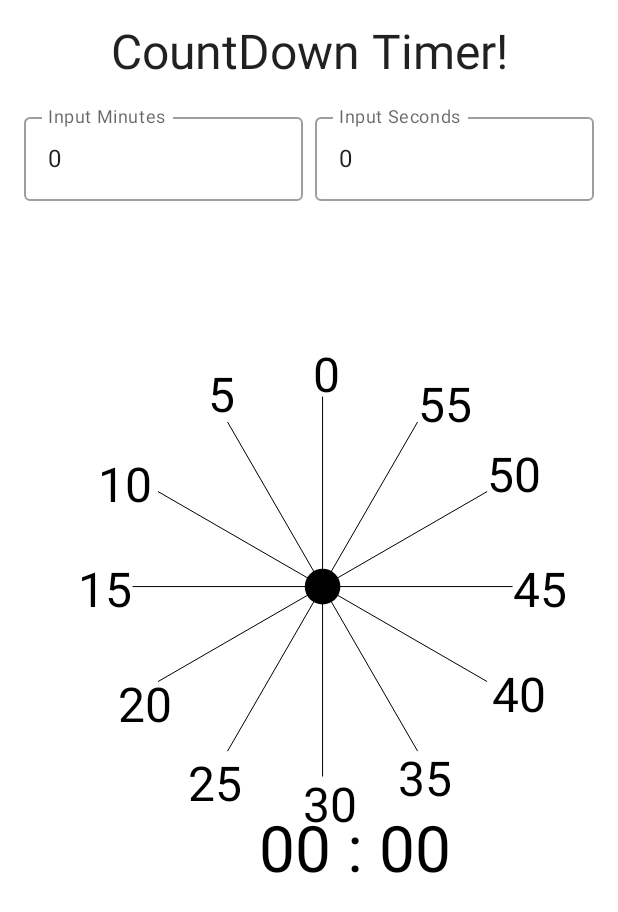
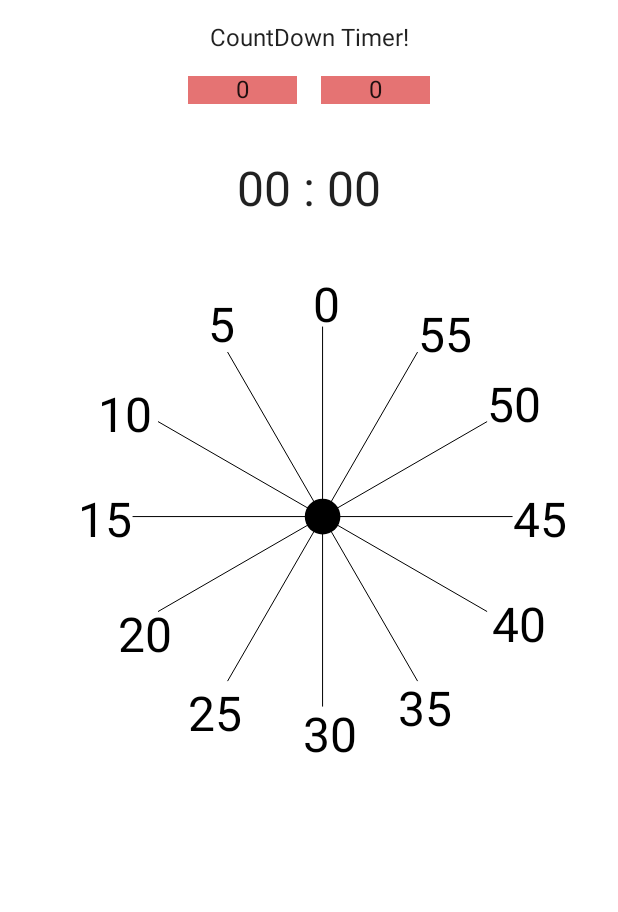
Before and after one commit to leeyookyoung/CountDownTimerForADC, an Android app built with Jetpack Compose: the screen it shows after launch (MainActivity), on a phone screen of 412 x 824 dp. Shown: the top 912 px of the screen. Run offline under Robolectric (Android 15) with nearby library versions, the phone set to English and light mode, and no system bars.

Commit message:
version 4

```diff
--- a/app/src/main/java/com/example/androiddevchallenge/MainActivity.kt
+++ b/app/src/main/java/com/example/androiddevchallenge/MainActivity.kt
@@ -22,19 +22,22 @@ import androidx.appcompat.app.AppCompatActivity
 import androidx.compose.animation.AnimatedVisibility
 import androidx.compose.animation.ExperimentalAnimationApi
 import androidx.compose.foundation.Canvas
+import androidx.compose.foundation.background
+import androidx.compose.foundation.clickable
+import androidx.compose.foundation.layout.Box
 import androidx.compose.foundation.layout.Column
 import androidx.compose.foundation.layout.Row
 import androidx.compose.foundation.layout.Spacer
-import androidx.compose.foundation.layout.fillMaxHeight
 import androidx.compose.foundation.layout.fillMaxSize
 import androidx.compose.foundation.layout.fillMaxWidth
 import androidx.compose.foundation.layout.height
 import androidx.compose.foundation.layout.padding
 import androidx.compose.foundation.layout.width
-import androidx.compose.foundation.text.KeyboardOptions
 import androidx.compose.material.Button
+import androidx.compose.material.Divider
+import androidx.compose.material.DropdownMenu
+import androidx.compose.material.DropdownMenuItem
 import androidx.compose.material.MaterialTheme
-import androidx.compose.material.OutlinedTextField
 import androidx.compose.material.Surface
 import androidx.compose.material.Text
 import androidx.compose.runtime.Composable
@@ -49,7 +52,7 @@ import androidx.compose.ui.graphics.Path
 import androidx.compose.ui.graphics.drawscope.Stroke
 import androidx.compose.ui.graphics.drawscope.drawIntoCanvas
 import androidx.compose.ui.graphics.nativeCanvas
-import androidx.compose.ui.text.input.KeyboardType
+import androidx.compose.ui.text.style.TextAlign
 import androidx.compose.ui.tooling.preview.Preview
 import androidx.compose.ui.unit.dp
 import androidx.compose.ui.unit.sp
@@ -80,10 +83,8 @@ fun MyApp(countDownViewModel: CountDownViewModel) {
         countDownSec = countDownViewModel.countDownSec,
         countDownStarted = countDownViewModel.countDownStarted,
         buttonExpanded = countDownViewModel.buttonExpanded,
-        wrongNumberExpanded = countDownViewModel.wrongNumberExpanded,
-        setWrongNumber = countDownViewModel::setWrongNumber,
-        validationCheck = countDownViewModel::validateNumCheck,
-        onMinuteAndSecChanged = countDownViewModel::onMinuteAndSecChanged,
+        setMin = countDownViewModel::setMin,
+        setSec = countDownViewModel::setSec,
         startCountDown = countDownViewModel::startCountDown,
         stopCountDown = countDownViewModel::stopCountDown
     )
@@ -96,23 +97,19 @@ fun CountDownScreen(
     countDownSec: Int,
     countDownStarted: Boolean,
     buttonExpanded: Boolean,
-    wrongNumberExpanded: Boolean,
-    setWrongNumber: () -> Unit,
-    validationCheck: (String, String) -> Unit,
-    onMinuteAndSecChanged: (Int, Int) -> Unit,
+    setMin: (Int) -> Unit,
+    setSec: (Int) -> Unit,
     startCountDown: () -> Unit,
     stopCountDown: () -> Unit
 
 ) {
-    var countDownMinStr = remember { mutableStateOf("0") }
-    var countDownSecStr = remember { mutableStateOf("0") }
-    fun check(str1: String, str2: String) {
-        if (!str1.isEmpty()) {
-            validationCheck(str1, str2)
-        } else {
-            setWrongNumber()
-        }
-    }
+    val minDropDownMenuExpanded = remember { mutableStateOf(false) }
+    val secDropDownMenuExpanded = remember { mutableStateOf(false) }
+    val inputSecEnabled = remember { mutableStateOf(true) }
+    val items = (0..60 step 5).toList()
+    val selectedMinIndex = remember { mutableStateOf(0) }
+    val selectedSecIndex = remember { mutableStateOf(0) }
+
     Surface(color = MaterialTheme.colors.background) {
         Column(
             modifier = Modifier
@@ -122,88 +119,151 @@ fun CountDownScreen(
         ) {
             Text(
                 text = "CountDown Timer!",
-                fontSize = 32.sp
+                fontSize = 16.sp
             )
             Spacer(modifier = Modifier.height(16.dp))
             AnimatedVisibility(!countDownStarted) {
                 Row {
-                    OutlinedTextField(
-                        value = countDownMinStr.value,
-                        onValueChange = {
-                            countDownMinStr.value = it
-                            check(it, countDownSecStr.value)
-                        },
-                        keyboardOptions = KeyboardOptions(keyboardType = KeyboardType.Number),
-                        label = { Text("Input Minutes") },
-                        singleLine = true,
-                        maxLines = 1,
-                        modifier = Modifier.weight(0.5f)
-                    )
-                    Spacer(modifier = Modifier.width(8.dp))
-                    OutlinedTextField(
-                        value = countDownSecStr.value,
-                        onValueChange = {
-                            countDownSecStr.value = it
-                            check(countDownMinStr.value, it)
-                        },
-                        keyboardOptions = KeyboardOptions(keyboardType = KeyboardType.Number),
-                        label = { Text("Input Seconds") },
-                        singleLine = true,
-                        maxLines = 1,
-                        modifier = Modifier.weight(0.5f)
-                    )
+                    Spacer(modifier = Modifier.weight(0.3f))
+                    Box(
+                        modifier = Modifier
+                            .weight(0.2f)
+                            .clickable(onClick = { minDropDownMenuExpanded.value = true })
+                            .background(MaterialTheme.colors.primary)
+                    ) {
+                        Text(
+                            text = (0..60).toList()[selectedMinIndex.value].toString(),
+                            textAlign = TextAlign.Center,
+                            modifier = Modifier
+                                .fillMaxWidth()
+                                .align(Alignment.Center)
+                        )
+                        DropdownMenu(
+                            expanded = minDropDownMenuExpanded.value,
+                            onDismissRequest = { minDropDownMenuExpanded.value = false },
+                            modifier = Modifier.background(MaterialTheme.colors.primaryVariant)
+                        ) {
+                            for (i in 0..60) {
+                                DropdownMenuItem(
+                                    onClick = {
+                                        selectedMinIndex.value = i
+                                        minDropDownMenuExpanded.value = false
+                                        setMin(i)
+                                        // 60 minutes is the last limited value for countdown time
+                                        if (i == 60) {
+//                                        setSec(0)
+                                            selectedSecIndex.value = 0
+                                            inputSecEnabled.value = false
+                                        } else {
+                                            inputSecEnabled.value = true
+                                        }
+                                    }
+                                ) {
+                                    DropDownMenuTextAndDivider(i)
+                                }
+                            }
+                        }
+                    }
+
+                    Spacer(modifier = Modifier.width(16.dp))
+
+                    Box(
+                        modifier = Modifier
+                            .weight(0.2f)
+                            .clickable(
+                                onClick = {
+                                    if (inputSecEnabled.value) {
+                                        secDropDownMenuExpanded.value = true
+                                    }
+                                }
+                            )
+                            .background(MaterialTheme.colors.primary)
+                    ) {
+                        Text(
+                            text = (0..60).toList()[selectedSecIndex.value].toString(),
+                            textAlign = TextAlign.Center,
+                            modifier = Modifier
+                                .fillMaxWidth()
+                                .align(Alignment.Center)
+                        )
+                        DropdownMenu(
+                            expanded = secDropDownMenuExpanded.value && inputSecEnabled.value,
+                            onDismissRequest = { secDropDownMenuExpanded.value = false },
+                            modifier = Modifier.background(MaterialTheme.colors.primaryVariant)
+                        ) {
+                            for (i in 0..60) {
+                                DropdownMenuItem(
+                                    onClick = {
+                                        selectedSecIndex.value = i
+                                        secDropDownMenuExpanded.value = false
+                                        setSec(i)
+                                    }
+                                ) {
+                                    DropDownMenuTextAndDivider(i)
+                                }
+                            }
+                        }
+                    }
+                    Spacer(modifier = Modifier.weight(0.3f))
                 }
             }
             Spacer(modifier = Modifier.height(8.dp))
 
             AnimatedVisibility(buttonExpanded) {
-                Column(modifier = Modifier.fillMaxWidth()) {
+                Column(
+                    horizontalAlignment = Alignment.CenterHorizontally,
+                    modifier = Modifier.fillMaxWidth()
+                ) {
                     Button(
                         onClick = {
                             if (!countDownStarted) {
-                                onMinuteAndSecChanged(
-                                    countDownMinStr.value.toInt(),
-                                    countDownSecStr.value.toInt()
-                                )
                                 startCountDown()
                             } else {
                                 stopCountDown()
+                                selectedMinIndex.value = countDownMin
+                                selectedSecIndex.value = countDownSec
                             }
                         }
                     ) {
-                        Text("${if (!countDownStarted) "Start" else "Stop"}")
+                        Text(if (!countDownStarted) "Start" else "Stop")
                     }
                 }
             }
-            AnimatedVisibility(wrongNumberExpanded) {
-                Column(modifier = Modifier.fillMaxWidth()) {
-                    Text(
-                        text = "Wrong Minute or Second\nPlease input 60 below and only numbers",
-                        color = Color.Red,
-                        fontSize = 16.sp,
-                    )
-                }
-            }
-            Spacer(modifier = Modifier.height(50.dp))
+            Spacer(modifier = Modifier.height(30.dp))
 
             Column(
                 modifier = Modifier
-                    .fillMaxWidth()
-                    .fillMaxHeight(),
+                    .fillMaxWidth(),
                 horizontalAlignment = Alignment.CenterHorizontally
             ) {
-                CounterClockCanvas(getCurrentCountDownSec(countDownMin, countDownSec), countDownMin, countDownSec)
-//                    Text(
-//                        text = "${getCurrentCountDownSec(countDownMin, countDownSec)}",
-//                        fontSize = 32.sp,
-//                    )
+                Text(
+                    text = getCurrentCountDownSec(countDownMin, countDownSec),
+                    fontSize = 32.sp
+                )
+                CounterClockCanvas(countDownMin, countDownSec)
             }
         }
     }
 }
 
 @Composable
-fun CounterClockCanvas(currentCountDownTime: String, min: Int, sec: Int) {
+fun DropDownMenuTextAndDivider(i: Int) {
+    Column {
+        Text(
+            text = i.toString(),
+            fontSize = 10.sp
+        )
+        if (i != 0 && i % 10 == 0) {
+            Divider(
+                color = MaterialTheme.colors.secondary,
+                modifier = Modifier.fillMaxWidth()
+            )
+        }
+    }
+}
+
+@Composable
+fun CounterClockCanvas(min: Int, sec: Int) {
     Canvas(modifier = Modifier.fillMaxSize()) {
         val canvasWidth = size.width
 //        val canvasHeight = size.height
@@ -276,12 +336,12 @@ fun CounterClockCanvas(currentCountDownTime: String, min: Int, sec: Int) {
             radius = lineHeight
         )
 
-        val textPaint = android.graphics.Paint()
-        textPaint.textSize = 64f
-        textPaint.color = 0xff000000.toInt()
-        drawIntoCanvas {
-            it.nativeCanvas.drawText(currentCountDownTime, arcCenter + radius / 1.5f, arcCenter + radius * 2 + radius / 2, textPaint)
-        }
+//        val textPaint = android.graphics.Paint()
+//        textPaint.textSize = 64f
+//        textPaint.color = 0xff000000.toInt()
+//        drawIntoCanvas {
+//            it.nativeCanvas.drawText(currentCountDownTime, arcCenter + radius / 1.5f, arcCenter + radius * 2 + radius / 2, textPaint)
+//        }
     }
 }
 
--- a/app/src/main/java/com/example/androiddevchallenge/ui/theme/Color.kt
+++ b/app/src/main/java/com/example/androiddevchallenge/ui/theme/Color.kt
@@ -21,4 +21,11 @@ val purple200 = Color(0xFFBB86FC)
 val purple500 = Color(0xFF6200EE)
 val purple700 = Color(0xFF3700B3)
 val teal200 = Color(0xFF03DAC5)
+
+val red100 = Color(0xFFffcdd2)
+val red200 = Color(0xFFef9a9a)
 val red300 = Color(0xFFe57373)
+val red500 = Color(0xFFf44336)
+val red700 = Color(0xFFd32f2f)
+
+val green200 = Color(0xFFa5d6a7)
--- a/app/src/main/java/com/example/androiddevchallenge/ui/theme/Theme.kt
+++ b/app/src/main/java/com/example/androiddevchallenge/ui/theme/Theme.kt
@@ -28,9 +28,9 @@ private val DarkColorPalette = darkColors(
 )
 
 private val LightColorPalette = lightColors(
-    primary = purple500,
-    primaryVariant = purple700,
-    secondary = teal200
+    primary = red300,
+    primaryVariant = red300,
+    secondary = green200
 
         /* Other default colors to override
     background = Color.White,
--- a/app/src/main/res/values/colors.xml
+++ b/app/src/main/res/values/colors.xml
@@ -17,4 +17,10 @@
     <color name="teal_700">#FF018786</color>
     <color name="black">#FF000000</color>
     <color name="white">#FFFFFFFF</color>
+
+    <color name="red_100">#FFffcdd2</color>
+    <color name="red_200">#FFef9a9a</color>
+    <color name="red_300">#FFe57373</color>
+    <color name="red_500">#FFf44336</color>
+    <color name="red_700">#FFd32f2f</color>
 </resources>
--- a/app/src/main/res/values/themes.xml
+++ b/app/src/main/res/values/themes.xml
@@ -12,8 +12,8 @@
     <!-- Base application theme. -->
     <style name="Theme.AndroidDevChallenge" parent="Theme.MaterialComponents.DayNight.DarkActionBar">
         <!-- Primary brand color. -->
-        <item name="colorPrimary">@color/purple_500</item>
-        <item name="colorPrimaryVariant">@color/purple_700</item>
+        <item name="colorPrimary">@color/red_100</item>
+        <item name="colorPrimaryVariant">@color/red_300</item>
         <item name="colorOnPrimary">@color/white</item>
         <!-- Secondary brand color. -->
         <item name="colorSecondary">@color/teal_200</item>
```
Also changed, not shown: app/src/main/java/com/example/androiddevchallenge/CountDownViewModel.kt (+12 -25 lines), 5 other files.
